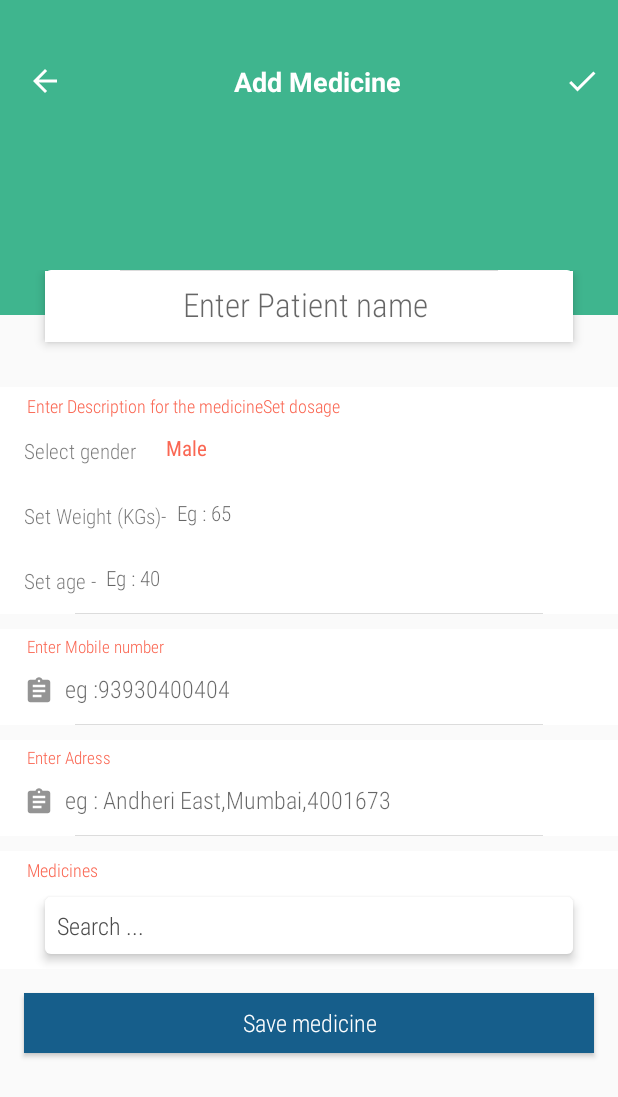
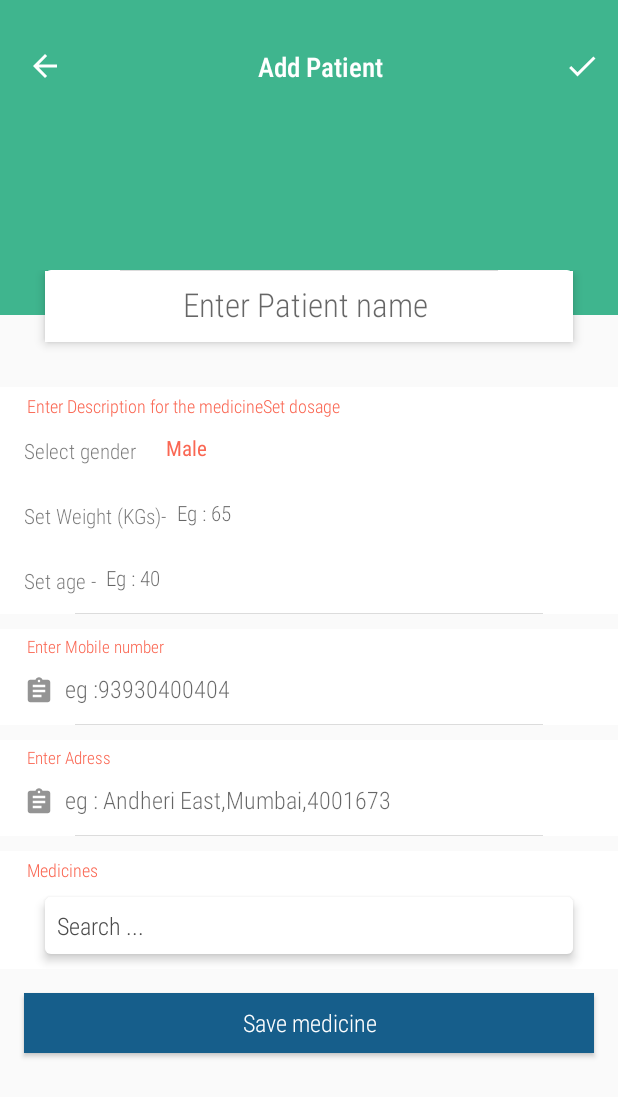
Before and after one commit to saijayant/DoctorsPrescription, an Android app: the AddPatientActivity screen opened directly, with no data from a screen before it, on a phone screen of 412 x 824 dp. Shown: the top 1097 px of the screen. Run offline under Robolectric (Android 15) with nearby library versions, the phone set to English and light mode, and no system bars.

Commit message:
added chages in search toolbat

```diff
--- a/app/src/main/res/layout/add_medicine.xml
+++ b/app/src/main/res/layout/add_medicine.xml
@@ -145,6 +145,7 @@ android:fitsSystemWindows="true">
         android:id="@+id/recyclerview"
         android:layout_width="match_parent"
         android:layout_height="wrap_content"
+        android:nestedScrollingEnabled="false"
         android:scrollbars="none" /></android.support.v4.widget.NestedScrollView>
 
 <android.support.design.widget.FloatingActionButton
--- a/app/src/main/res/layout/add_patient_child.xml
+++ b/app/src/main/res/layout/add_patient_child.xml
@@ -48,15 +48,13 @@
             <android.support.v7.widget.Toolbar
                 android:id="@+id/toolbar"
                 android:layout_width="match_parent"
-                android:layout_height="80dp"
+                android:layout_height="75dp"
                 android:layout_marginTop="0dp"
-                android:background="@drawable/normal_down"
                 app:layout_collapseMode="pin">
 
                 <RelativeLayout
                     android:layout_width="match_parent"
                     android:layout_height="match_parent"
-
                     android:layout_alignParentTop="true">
 
                     <ImageView
@@ -65,7 +63,7 @@
                         android:layout_height="wrap_content"
                         android:layout_alignParentLeft="true"
                         android:layout_marginLeft="0dp"
-                        android:layout_marginTop="40dp"
+                        android:layout_marginTop="30dp"
                         android:padding="2dp"
                         android:src="@drawable/ic_arrow_back_black_24dp" />
 
@@ -73,11 +71,11 @@
                         android:layout_width="wrap_content"
                         android:layout_height="wrap_content"
                         android:layout_centerHorizontal="true"
-                        android:layout_marginTop="40dp"
-
+                        android:layout_marginTop="30dp"
+                        android:fontFamily="sans-serif-condensed-light"
                         android:padding="2dp"
-                        android:text="Add Medicine "
-                        android:textColor="@color/white"
+                        android:text="Add Patient"
+                        android:textColor="#fff"
                         android:textSize="18sp"
                         android:textStyle="bold" />
 
@@ -87,7 +85,7 @@
                         android:layout_height="wrap_content"
                         android:layout_alignParentRight="true"
                         android:layout_marginRight="10dp"
-                        android:layout_marginTop="40dp"
+                        android:layout_marginTop="30dp"
                         android:padding="2dp"
                         android:src="@drawable/ic_check_black_24dp" />
                 </RelativeLayout>
--- a/app/src/main/res/layout/medicine_item_list.xml
+++ b/app/src/main/res/layout/medicine_item_list.xml
@@ -54,9 +54,9 @@
 
             <LinearLayout
                 android:id="@+id/csb"
-                android:layout_width="25dp"
+                android:layout_width="23dp"
                 android:layout_gravity="center"
-                android:layout_height="25dp"
+                android:layout_height="23dp"
                 android:layout_alignParentRight="true"
                 android:layout_marginBottom="4dp"
                 android:layout_marginLeft="20dp"
@@ -83,6 +83,7 @@
         </LinearLayout>
 
         <RelativeLayout
+            android:visibility="gone"
             android:id="@+id/expand_shrink"
             android:layout_width="match_parent"
             android:layout_height="wrap_content"
--- a/app/src/main/res/layout/patient_item_list.xml
+++ b/app/src/main/res/layout/patient_item_list.xml
@@ -81,6 +81,8 @@
         </LinearLayout>
 
         <RelativeLayout
+            android:visibility="gone"
+
             android:id="@+id/expand_shrink"
             android:layout_width="match_parent"
             android:layout_height="wrap_content"
```
Also changed, not shown: app/src/main/java/com/sai_jayant/doctorprescription/PatientHistoryActivity.java (+11 -0 lines), app/src/main/res/layout/activity_main.xml (+9 -11 lines), app/src/main/res/layout/add_medicine_child.xml (+7 -9 lines).
